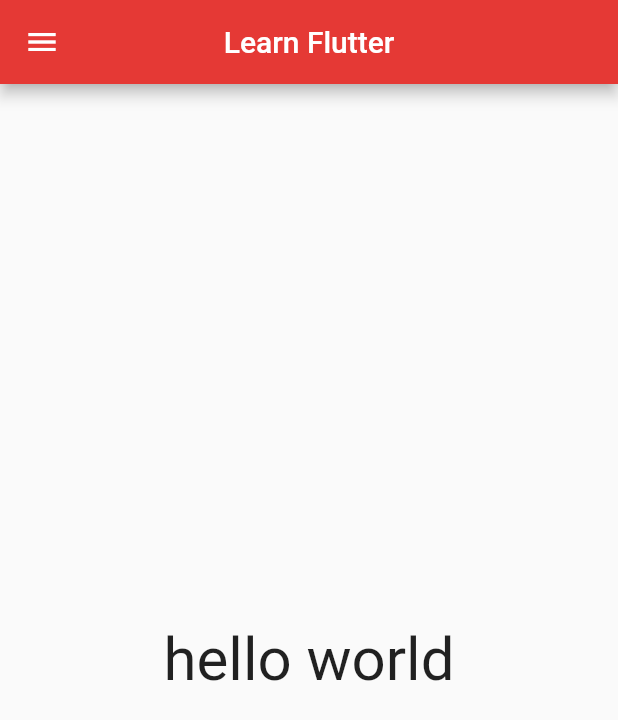
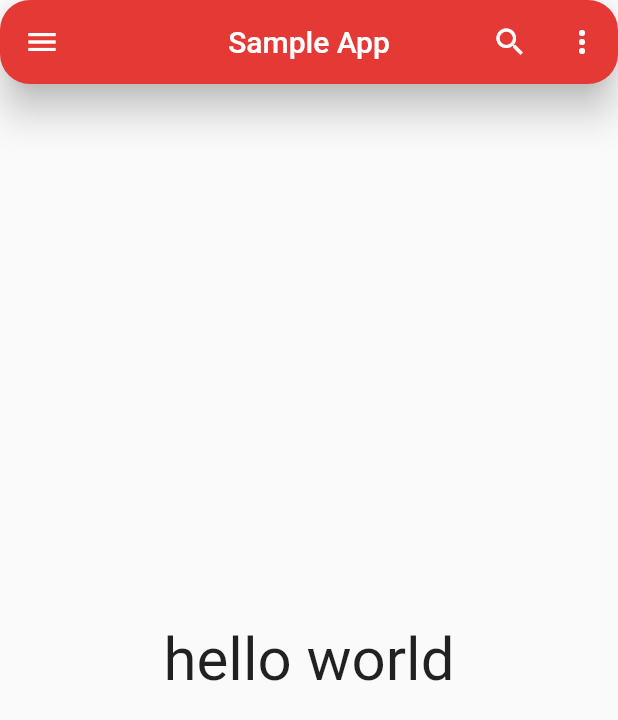
Before and after one commit to IsmailKoormath/Flutter_widgets, a Flutter app: the screen it shows after launch, on a phone screen of 412 x 824 dp. Shown: the top 720 px of the screen. Run offline on Flutter 3.47's test engine with Material 2 defaults, Android fonts, the phone set to English and light mode, and no system bars.

Commit message:
add clikable buttons in app bar

```diff
--- a/lib/main.dart
+++ b/lib/main.dart
@@ -14,10 +14,22 @@ class MyApp extends StatelessWidget {
       title: "Demo",
       home: Scaffold (
         appBar: AppBar(
-          title: Text("Learn Flutter"),
+          title: Text("Sample App"),
           centerTitle: true,
           backgroundColor: Colors.red[600],
           leading: Icon(Icons.menu),
+          actions: [
+            IconButton(onPressed: (){}, icon: Icon(Icons.search)),
+            IconButton(onPressed: (){}, icon: Icon(Icons.more_vert))
+          ],
+
+          shape:RoundedRectangleBorder(borderRadius: BorderRadius.vertical(
+            bottom: Radius.circular(20),
+            top: Radius.circular(20)
+          )),
+
+          // shadow effect
+          elevation: 10.5,
 
         ),
         body: Center(
```
